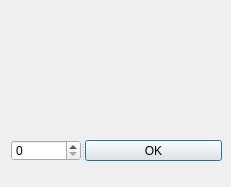
This is KursacKirill/startwindow.ui in KaraSikDarWin/Kursaaaa as Qt 5 draws it before an edit. The edited form follows.
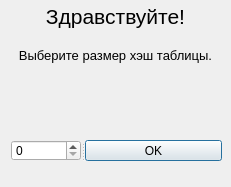
This is the edited form.

The edit to the form file:
```diff
--- a/KursacKirill/startwindow.ui
+++ b/KursacKirill/startwindow.ui
@@ -35,6 +35,48 @@
     </property>
    </widget>
   </widget>
+  <widget class="QWidget" name="">
+   <property name="geometry">
+    <rect>
+     <x>10</x>
+     <y>0</y>
+     <width>211</width>
+     <height>71</height>
+    </rect>
+   </property>
+   <layout class="QVBoxLayout" name="verticalLayout">
+    <item>
+     <widget class="QLabel" name="label">
+      <property name="font">
+       <font>
+        <pointsize>16</pointsize>
+       </font>
+      </property>
+      <property name="text">
+       <string>Здравствуйте!</string>
+      </property>
+      <property name="alignment">
+       <set>Qt::AlignmentFlag::AlignCenter</set>
+      </property>
+     </widget>
+    </item>
+    <item>
+     <widget class="QLabel" name="label_2">
+      <property name="font">
+       <font>
+        <pointsize>10</pointsize>
+       </font>
+      </property>
+      <property name="text">
+       <string>Выберите размер хэш таблицы.</string>
+      </property>
+      <property name="alignment">
+       <set>Qt::AlignmentFlag::AlignCenter</set>
+      </property>
+     </widget>
+    </item>
+   </layout>
+  </widget>
  </widget>
  <resources/>
  <connections/>
```
